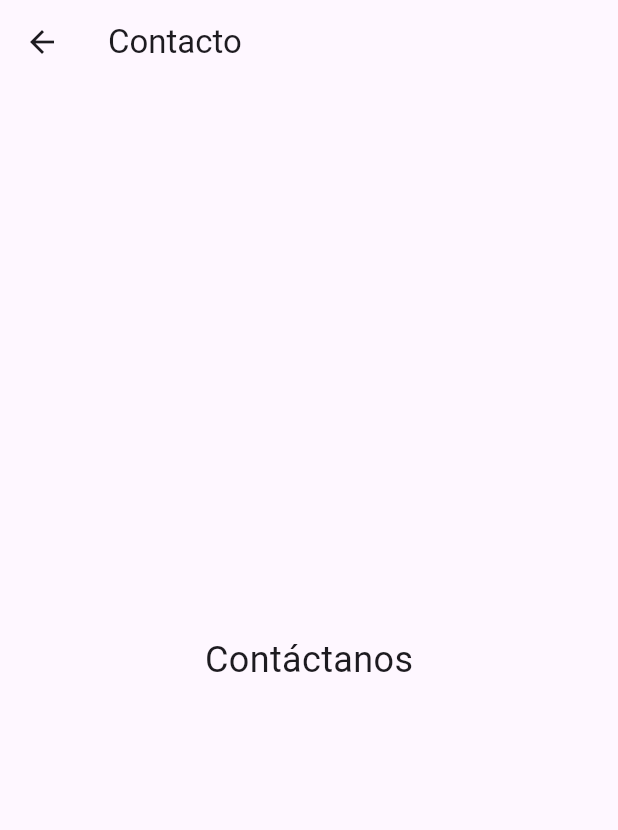
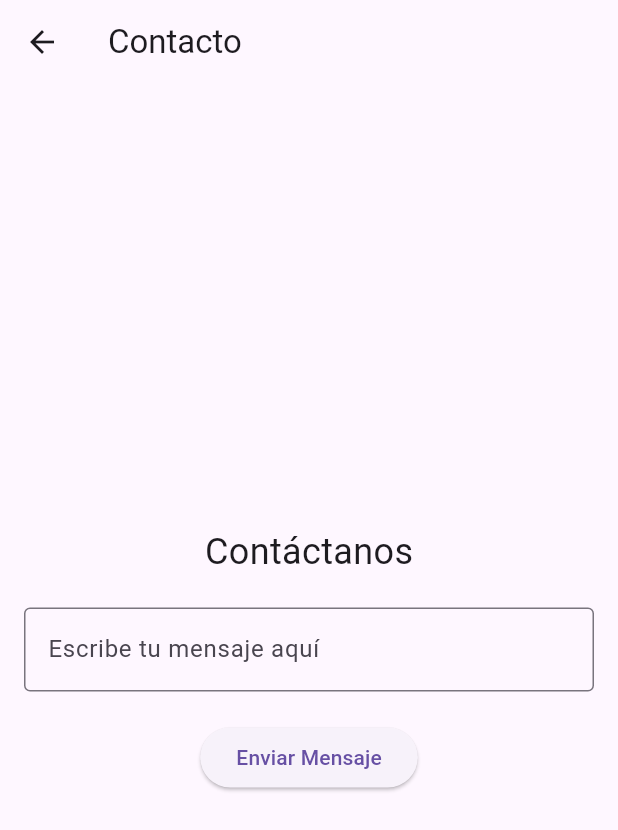
Before and after one commit to patrick-1234567/psiemens-flutter-002, a Flutter app: the ContactoScreen screen opened directly, on a phone screen of 412 x 824 dp. Shown: the top 830 px of the screen. Run offline on Flutter 3.47's test engine with Material 3 defaults, Android fonts, the phone set to English and light mode, and no system bars.

Commit message:
Prompt 6
se agrega el textfield en contacto y se imprime
en consola el mensaje

```diff
--- a/lib/views/contacto_screen.dart
+++ b/lib/views/contacto_screen.dart
@@ -1,6 +1,27 @@
 import 'package:flutter/material.dart';
 
-class ContactoScreen extends StatelessWidget {
+class ContactoScreen extends StatefulWidget {
+  @override
+  _ContactoScreenState createState() => _ContactoScreenState();
+}
+
+class _ContactoScreenState extends State<ContactoScreen> {
+  TextEditingController _controller = TextEditingController(); // Controlador para el campo de texto
+
+  @override
+  void initState() {
+    super.initState();
+    print('ContactoScreen: initState llamado'); // Se llama al crear la pantalla
+  }
+
+  @override
+  void dispose() {
+    print('ContactoScreen: dispose llamado'); // Se llama al cerrar la pantalla
+    print('Mensaje ingresado: ${_controller.text}'); // Imprime el mensaje ingresado
+    _controller.dispose(); // Libera los recursos del controlador
+    super.dispose();
+  }
+
   @override
   Widget build(BuildContext context) {
     return Scaffold(
@@ -13,10 +34,31 @@
           },
         ),
       ),
-      body: Center(
-        child: Text(
-          'Contáctanos',
-          style: TextStyle(fontSize: 24),
+      body: Padding(
+        padding: const EdgeInsets.all(16.0),
+        child: Column(
+          mainAxisAlignment: MainAxisAlignment.center,
+          children: [
+            Text(
+              'Contáctanos',
+              style: TextStyle(fontSize: 24),
+            ),
+            SizedBox(height: 20),
+            TextField(
+              controller: _controller, // Asigna el controlador al campo de texto
+              decoration: InputDecoration(
+                border: OutlineInputBorder(),
+                labelText: 'Escribe tu mensaje aquí',
+              ),
+            ),
+            SizedBox(height: 20),
+            ElevatedButton(
+              onPressed: () {
+                print('Mensaje actual: ${_controller.text}'); // Imprime el mensaje en tiempo real
+              },
+              child: Text('Enviar Mensaje'),
+            ),
+          ],
         ),
       ),
     );
```
